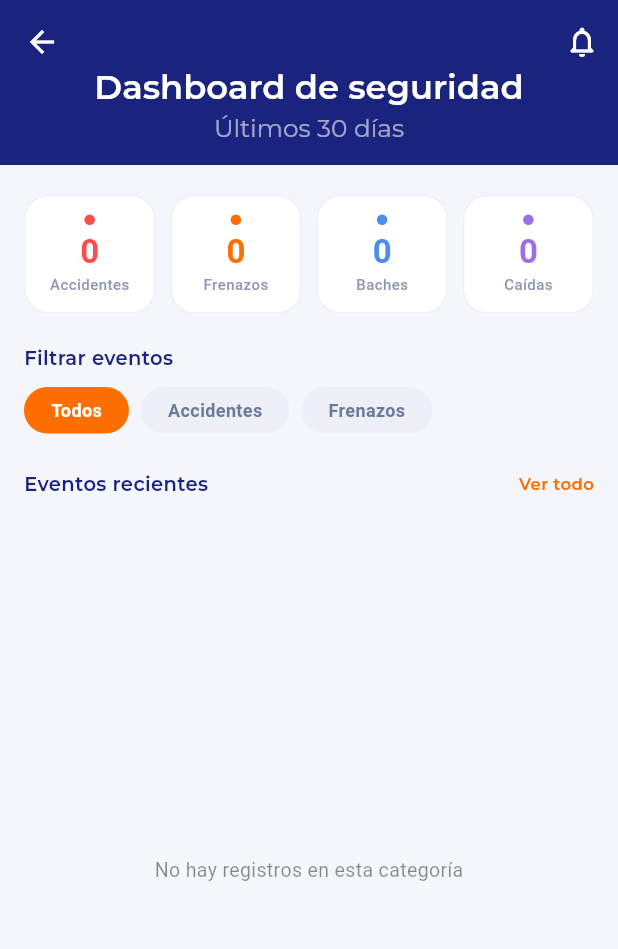
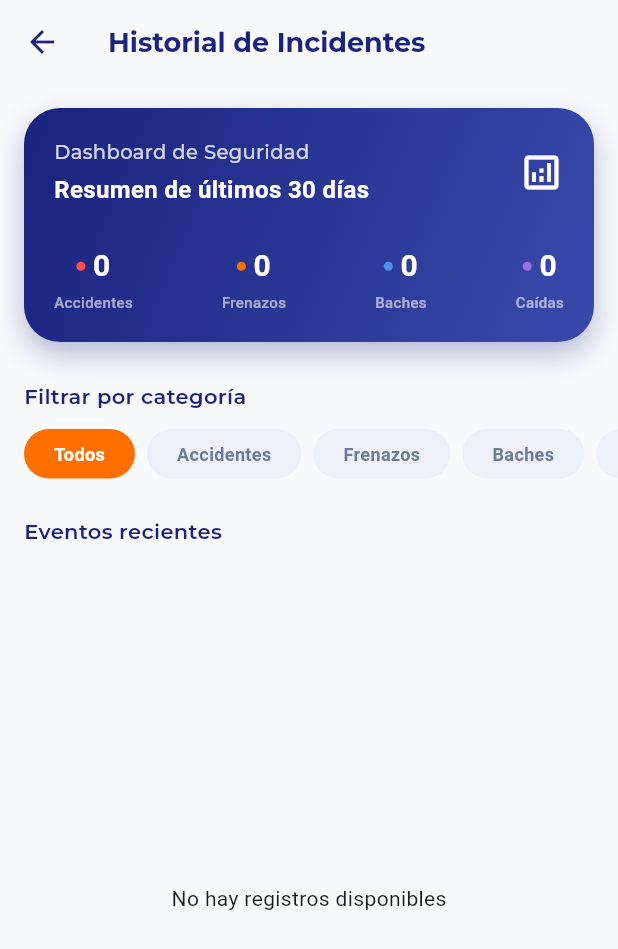
Before and after one commit to Paul-Flores-1/SAM-Remastered, a Flutter app: the PantallaHistorialIncidentes screen opened directly with empty values, on a phone screen of 412 x 824 dp. Shown: the top 949 px of the screen. Run offline on Flutter 3.47's test engine with Material 3 defaults, Android fonts, the phone set to English and light mode, and no system bars; our stand-ins replace cloud_firestore, firebase_auth, firebase_core, flutter_local_notifications, geolocator, google_fonts and 5 more; missing offline and left inert: flutter_background_service, google_maps_flutter_android, google_maps_flutter_platform_interface, mobile_scanner; accounts and stored records are empty.

Commit message:
actualizaci9on2

```diff
--- a/sam_24/lib/vistas/incidentes.dart
+++ b/sam_24/lib/vistas/incidentes.dart
@@ -17,7 +17,6 @@ class _PantallaHistorialIncidentesState
   final Color azulApp = const Color(0xFF1A237E);
   final Color ambarApp = const Color(0xFFFF6F00);
 
-  // Colores de categoría
   final Color colorAccidente = const Color(0xFFFF4D4D);
   final Color colorFrenazo = const Color(0xFFFF6F00);
   final Color colorBache = const Color(0xFF4C8EEA);
@@ -28,97 +27,109 @@ class _PantallaHistorialIncidentesState
   @override
   Widget build(BuildContext context) {
     final bool isDark = Theme.of(context).brightness == Brightness.dark;
-
-    final Color bgPage =
-        isDark ? const Color(0xFF121212) : const Color(0xFFF4F6FB);
+    final Color bgPage = isDark ? const Color(0xFF121212) : const Color(0xFFF8F9FA);
     final Color bgCard = isDark ? const Color(0xFF1E1E1E) : Colors.white;
-    final Color borderCard = isDark
-        ? Colors.white.withValues(alpha: 0.06)
-        : const Color(0xFFEEF0F8);
+    final Color borderCard = isDark ? Colors.white.withValues(alpha: 0.05) : const Color(0xFFEBEBF0);
 
     // Conteos
-    int countAccidentes =
-        widget.historial.where((e) => e['tipo'] == 'accidente').length;
-    int countFrenazos =
-        widget.historial.where((e) => e['tipo'] == 'frenazo').length;
-    int countBaches =
-        widget.historial.where((e) => e['tipo'] == 'bache').length;
-    int countCaidas =
-        widget.historial.where((e) => e['tipo'] == 'caida').length;
+    int countAccidentes = widget.historial.where((e) => e['tipo'] == 'accidente').length;
+    int countFrenazos = widget.historial.where((e) => e['tipo'] == 'frenazo').length;
+    int countBaches = widget.historial.where((e) => e['tipo'] == 'bache').length;
+    int countCaidas = widget.historial.where((e) => e['tipo'] == 'caida').length;
 
     // Filtrado
     List<dynamic> listaFiltrada = switch (filtroSeleccionado) {
-      "Accidentes" =>
-        widget.historial.where((e) => e['tipo'] == 'accidente').toList(),
-      "Frenazos" =>
-        widget.historial.where((e) => e['tipo'] == 'frenazo').toList(),
+      "Accidentes" => widget.historial.where((e) => e['tipo'] == 'accidente').toList(),
+      "Frenazos" => widget.historial.where((e) => e['tipo'] == 'frenazo').toList(),
+      "Baches" => widget.historial.where((e) => e['tipo'] == 'bache').toList(),
+      "Caídas" => widget.historial.where((e) => e['tipo'] == 'caida').toList(),
       _ => widget.historial,
     };
 
     return Scaffold(
       backgroundColor: bgPage,
+      appBar: AppBar(
+        backgroundColor: bgPage,
+        elevation: 0,
+        scrolledUnderElevation: 0,
+        iconTheme: IconThemeData(color: isDark ? Colors.white : azulApp),
+        title: Text(
+          "Historial de Incidentes",
+          style: GoogleFonts.montserrat(
+              fontWeight: FontWeight.bold,
+              fontSize: 18,
+              color: isDark ? Colors.white : azulApp),
+        ),
+      ),
       body: CustomScrollView(
         physics: const BouncingScrollPhysics(),
         slivers: [
-          // ── CABECERA ────────────────────────────────────────────────
-          SliverAppBar(
-            expandedHeight: 110.0,
-            pinned: true,
-            elevation: 0,
-            backgroundColor: isDark ? const Color(0xFF1E1E1E) : azulApp,
-            iconTheme: const IconThemeData(color: Colors.white),
-            flexibleSpace: FlexibleSpaceBar(
-              centerTitle: true,
-              titlePadding:
-                  const EdgeInsets.symmetric(horizontal: 60, vertical: 14),
-              title: Column(
-                mainAxisSize: MainAxisSize.min,
+          // ── NUEVA TARJETA MASTER DE ESTADÍSTICAS (Estilo Captura) ────
+          SliverToBoxAdapter(
+            child: Padding(
+              padding: const EdgeInsets.all(16.0),
+              child: Container(
+                width: double.infinity,
+                padding: const EdgeInsets.all(20),
+                decoration: BoxDecoration(
+                  gradient: LinearGradient(
+                    colors: [azulApp, const Color(0xFF3949AB)],
+                    begin: Alignment.topLeft,
+                    end: Alignment.bottomRight,
+                  ),
+                  borderRadius: BorderRadius.circular(24),
+                  boxShadow: [
+                    BoxShadow(
+                      color: azulApp.withValues(alpha: 0.3),
+                      blurRadius: 15,
+                      offset: const Offset(0, 8),
+                    )
+                  ],
+                ),
+                child: Column(
+                  crossAxisAlignment: CrossAxisAlignment.start,
+                  children: [
+                    Row(
+                      mainAxisAlignment: MainAxisAlignment.spaceBetween,
+                      children: [
+                        Column(
+                          crossAxisAlignment: CrossAxisAlignment.start,
                           children: [
                             Text(
-                    "Dashboard de seguridad",
+                              "Dashboard de Seguridad",
                               style: GoogleFonts.montserrat(
-                        fontWeight: FontWeight.w600,
-                        fontSize: 15,
-                        color: Colors.white),
+                                color: Colors.white.withValues(alpha: 0.8),
+                                fontSize: 13,
+                                fontWeight: FontWeight.w500,
                               ),
-                  const SizedBox(height: 2),
-                  Text(
-                    "Últimos 30 días",
-                    style: GoogleFonts.montserrat(
-                        fontWeight: FontWeight.w400,
-                        fontSize: 11,
-                        color: Colors.white60),
+                            ),
+                            const SizedBox(height: 4),
+                            const Text(
+                              "Resumen de últimos 30 días",
+                              style: TextStyle(
+                                color: Colors.white,
+                                fontSize: 16,
+                                fontWeight: FontWeight.bold,
+                              ),
                             ),
                           ],
                         ),
+                        const Icon(Icons.analytics_outlined, color: Colors.white, size: 30),
+                      ],
                     ),
-            actions: [
-              IconButton(
-                icon: const Icon(Icons.notifications_none_rounded,
-                    color: Colors.white),
-                onPressed: () {},
+                    const SizedBox(height: 25),
+                    // Fila de Contadores Integrados
+                    Row(
+                      mainAxisAlignment: MainAxisAlignment.spaceBetween,
+                      children: [
+                        _buildStatItem("Accidentes", countAccidentes, colorAccidente),
+                        _buildStatItem("Frenazos", countFrenazos, ambarApp),
+                        _buildStatItem("Baches", countBaches, colorBache),
+                        _buildStatItem("Caídas", countCaidas, colorCaida),
+                      ],
                     ),
                   ],
                 ),
-
-          // ── CONTADORES ──────────────────────────────────────────────
-          SliverToBoxAdapter(
-            child: Padding(
-              padding: const EdgeInsets.fromLTRB(16, 20, 16, 0),
-              child: Row(
-                children: [
-                  _buildStatCard("Accidentes", countAccidentes, colorAccidente,
-                      bgCard, borderCard),
-                  const SizedBox(width: 10),
-                  _buildStatCard("Frenazos", countFrenazos, colorFrenazo,
-                      bgCard, borderCard),
-                  const SizedBox(width: 10),
-                  _buildStatCard(
-                      "Baches", countBaches, colorBache, bgCard, borderCard),
-                  const SizedBox(width: 10),
-                  _buildStatCard(
-                      "Caídas", countCaidas, colorCaida, bgCard, borderCard),
-                ],
               ),
             ),
           ),
@@ -126,54 +137,38 @@ class _PantallaHistorialIncidentesState
           // ── FILTROS ─────────────────────────────────────────────────
           SliverToBoxAdapter(
             child: Padding(
-              padding: const EdgeInsets.fromLTRB(16, 20, 16, 4),
+              padding: const EdgeInsets.only(top: 10, bottom: 10),
               child: Column(
                 crossAxisAlignment: CrossAxisAlignment.start,
                 children: [
-                  Text(
-                    "Filtrar eventos",
+                  Padding(
+                    padding: const EdgeInsets.symmetric(horizontal: 16),
+                    child: Text(
+                      "Filtrar por categoría",
                       style: GoogleFonts.montserrat(
-                      fontSize: 13,
+                        fontSize: 14,
                         fontWeight: FontWeight.w600,
-                      color: azulApp,
+                        color: isDark ? Colors.white : azulApp,
                       ),
                     ),
-                  const SizedBox(height: 10),
-                  Row(
+                  ),
+                  const SizedBox(height: 12),
+                  SingleChildScrollView(
+                    scrollDirection: Axis.horizontal,
+                    physics: const BouncingScrollPhysics(),
+                    padding: const EdgeInsets.symmetric(horizontal: 16),
+                    child: Row(
                       children: [
                         _buildFilterPill("Todos", isDark),
                         const SizedBox(width: 8),
                         _buildFilterPill("Accidentes", isDark),
                         const SizedBox(width: 8),
                         _buildFilterPill("Frenazos", isDark),
+                        const SizedBox(width: 8),
+                        _buildFilterPill("Baches", isDark),
+                        const SizedBox(width: 8),
+                        _buildFilterPill("Caídas", isDark),
                       ],
-                  ),
-                ],
-              ),
-            ),
-          ),
-
-          // ── HEADER LISTA ────────────────────────────────────────────
-          SliverToBoxAdapter(
-            child: Padding(
-              padding: const EdgeInsets.fromLTRB(16, 20, 16, 4),
-              child: Row(
-                mainAxisAlignment: MainAxisAlignment.spaceBetween,
-                children: [
-                  Text(
-                    "Eventos recientes",
-                    style: GoogleFonts.montserrat(
-                      fontSize: 13,
-                      fontWeight: FontWeight.w600,
-                      color: azulApp,
-                    ),
-                  ),
-                  Text(
-                    "Ver todo",
-                    style: GoogleFonts.montserrat(
-                      fontSize: 11,
-                      fontWeight: FontWeight.w600,
-                      color: ambarApp,
                     ),
                   ),
                 ],
@@ -182,19 +177,27 @@ class _PantallaHistorialIncidentesState
           ),
 
           // ── LISTADO ─────────────────────────────────────────────────
-          listaFiltrada.isEmpty
-              ? SliverFillRemaining(
-                  child: Center(
+          SliverToBoxAdapter(
+            child: Padding(
+              padding: const EdgeInsets.fromLTRB(16, 15, 16, 10),
               child: Text(
-                      "No hay registros en esta categoría",
-                      style: TextStyle(
-                          color: isDark ? Colors.grey : Colors.black45,
-                          fontSize: 13),
+                "Eventos recientes",
+                style: GoogleFonts.montserrat(
+                  fontSize: 14,
+                  fontWeight: FontWeight.w600,
+                  color: isDark ? Colors.white : azulApp,
                 ),
               ),
+            ),
+          ),
+
+          listaFiltrada.isEmpty
+              ? const SliverFillRemaining(
+                  hasScrollBody: false,
+                  child: Center(child: Text("No hay registros disponibles")),
                 )
               : SliverPadding(
-                  padding: const EdgeInsets.fromLTRB(16, 6, 16, 28),
+                  padding: const EdgeInsets.fromLTRB(16, 0, 16, 30),
                   sliver: SliverList(
                     delegate: SliverChildBuilderDelegate(
                       (context, index) {
@@ -217,70 +220,56 @@ class _PantallaHistorialIncidentesState
     );
   }
 
-  // ── STAT CARD ──────────────────────────────────────────────────────────────
-  Widget _buildStatCard(String titulo, int cantidad, Color color,
-      Color bgCard, Color borderCard) {
-    return Expanded(
-      child: Container(
-        padding: const EdgeInsets.symmetric(vertical: 12),
-        decoration: BoxDecoration(
-          color: bgCard,
-          borderRadius: BorderRadius.circular(16),
-          border: Border.all(color: borderCard),
-        ),
-        child: Column(
-          mainAxisAlignment: MainAxisAlignment.center,
+  // Widget auxiliar para los items dentro de la Card Azul
+  Widget _buildStatItem(String label, int value, Color colorPoint) {
+    return Column(
+      children: [
+        Row(
           children: [
             Container(
-              width: 7,
-              height: 7,
-              decoration:
-                  BoxDecoration(color: color, shape: BoxShape.circle),
+              width: 6,
+              height: 6,
+              decoration: BoxDecoration(color: colorPoint, shape: BoxShape.circle),
             ),
-            const SizedBox(height: 6),
+            const SizedBox(width: 5),
             Text(
-              cantidad.toString(),
-              style: TextStyle(
-                  fontSize: 22,
-                  fontWeight: FontWeight.w600,
-                  color: color,
-                  height: 1),
+              value.toString(),
+              style: const TextStyle(
+                color: Colors.white,
+                fontSize: 20,
+                fontWeight: FontWeight.bold,
               ),
-            const SizedBox(height: 4),
-            Text(
-              titulo,
-              style: const TextStyle(
-                  fontSize: 10,
-                  fontWeight: FontWeight.w500,
-                  color: Color(0xFF9098B1),
-                  letterSpacing: 0.3),
             ),
           ],
         ),
+        const SizedBox(height: 2),
+        Text(
+          label,
+          style: TextStyle(
+            color: Colors.white.withValues(alpha: 0.6),
+            fontSize: 10,
+            fontWeight: FontWeight.w500,
           ),
+        ),
+      ],
     );
   }
 
-  // ── FILTER PILL ────────────────────────────────────────────────────────────
   Widget _buildFilterPill(String label, bool isDark) {
     final bool active = filtroSeleccionado == label;
     return GestureDetector(
       onTap: () => setState(() => filtroSeleccionado = label),
       child: AnimatedContainer(
         duration: const Duration(milliseconds: 180),
-        padding: const EdgeInsets.symmetric(horizontal: 18, vertical: 7),
+        padding: const EdgeInsets.symmetric(horizontal: 20, vertical: 8),
         decoration: BoxDecoration(
-          color: active
-              ? ambarApp
-              : (isDark ? Colors.white10 : const Color(0xFFEEF0F8)),
+          color: active ? ambarApp : (isDark ? Colors.white10 : const Color(0xFFEEF0F8)),
           borderRadius: BorderRadius.circular(30),
         ),
         child: Text(
           label,
           style: TextStyle(
-            color: active
-                ? Colors.white
-                : (isDark ? Colors.grey : const Color(0xFF6B7A99)),
+            color: active ? Colors.white : (isDark ? Colors.grey : const Color(0xFF6B7A99)),
             fontWeight: FontWeight.w600,
             fontSize: 12,
           ),
@@ -289,7 +278,6 @@ class _PantallaHistorialIncidentesState
     );
   }
 
-  // ── EVENT CARD ─────────────────────────────────────────────────────────────
   Widget _buildEventCard({
     required String tipo,
     required String fecha,
@@ -300,85 +288,46 @@ class _PantallaHistorialIncidentesState
   }) {
     late Color colorTipo;
     late IconData iconoTipo;
-    late String labelTipo;
 
     switch (tipo) {
-      case 'accidente':
-        colorTipo = colorAccidente;
-        iconoTipo = Icons.error_outline_rounded;
-        labelTipo = 'accidente';
-      case 'frenazo':
-        colorTipo = colorFrenazo;
-        iconoTipo = Icons.speed_rounded;
-        labelTipo = 'frenazo';
-      case 'bache':
-        colorTipo = colorBache;
-        iconoTipo = Icons.waves_rounded;
-        labelTipo = 'bache';
-      case 'caida':
-        colorTipo = colorCaida;
-        iconoTipo = Icons.phonelink_erase_rounded;
-        labelTipo = 'caída';
-      default:
-        colorTipo = azulApp;
-        iconoTipo = Icons.notifications_none_rounded;
-        labelTipo = tipo;
+      case 'accidente': colorTipo = colorAccidente; iconoTipo = Icons.error_outline_rounded; break;
+      case 'frenazo': colorTipo = ambarApp; iconoTipo = Icons.speed_rounded; break;
+      case 'bache': colorTipo = colorBache; iconoTipo = Icons.waves_rounded; break;
+      case 'caida': colorTipo = colorCaida; iconoTipo = Icons.phonelink_erase_rounded; break;
+      default: colorTipo = azulApp; iconoTipo = Icons.notifications_none_rounded;
     }
 
-    // Color de badge: fondo muy claro + texto más oscuro del mismo tono
-    final Color badgeBg = colorTipo.withValues(alpha: 0.10);
-    final Color badgeText = colorTipo.withValues(alpha: 0.85);
-
     return Container(
-      margin: const EdgeInsets.only(bottom: 10),
+      margin: const EdgeInsets.only(bottom: 12),
       decoration: BoxDecoration(
         color: bgCard,
         borderRadius: BorderRadius.circular(16),
         border: Border.all(color: borderCard),
       ),
       child: ListTile(
-        contentPadding:
-            const EdgeInsets.symmetric(horizontal: 14, vertical: 8),
+        contentPadding: const EdgeInsets.symmetric(horizontal: 16, vertical: 8),
         leading: Container(
-          width: 42,
-          height: 42,
+          width: 44,
+          height: 44,
           decoration: BoxDecoration(
-            color: colorTipo.withValues(alpha: 0.10),
+            color: colorTipo.withValues(alpha: 0.1),
             borderRadius: BorderRadius.circular(12),
           ),
-          child: Icon(iconoTipo, color: colorTipo, size: 20),
+          child: Icon(iconoTipo, color: colorTipo, size: 22),
         ),
         title: Text(
           detalle,
           style: TextStyle(
             fontWeight: FontWeight.w600,
-            fontSize: 13,
-            color: isDark ? Colors.white : const Color(0xFF1A1F36),
+            fontSize: 14,
+            color: isDark ? Colors.white : azulApp,
           ),
         ),
         subtitle: Padding(
-          padding: const EdgeInsets.only(top: 3),
-          child: Text(
-            fecha,
-            style: const TextStyle(
-                fontSize: 11, color: Color(0xFF9098B1)),
+          padding: const EdgeInsets.only(top: 4),
+          child: Text(fecha, style: const TextStyle(fontSize: 12, color: Color(0xFF9098B1))),
         ),
-        ),
-        trailing: Container(
-          padding:
-              const EdgeInsets.symmetric(horizontal: 10, vertical: 4),
-          decoration: BoxDecoration(
-            color: badgeBg,
-            borderRadius: BorderRadius.circular(20),
-          ),
-          child: Text(
-            labelTipo,
-            style: TextStyle(
-                fontSize: 10,
-                fontWeight: FontWeight.w600,
-                color: badgeText),
-          ),
-        ),
+        trailing: Icon(Icons.arrow_forward_ios_rounded, size: 14, color: isDark ? Colors.white24 : Colors.grey[300]),
       ),
     );
   }
```
Also changed, not shown: sam_24/pubspec.yaml (+11 -0 lines), sam_24/assets/images/logo.png (deleted), sam_24/assets/images/logo_sam.png (added), sam_24/assets/images/logo_sam_blanc.png (added), sam_24/pubspec.lock, 34 other files. Lines whose indentation alone changed are shown as unchanged.
